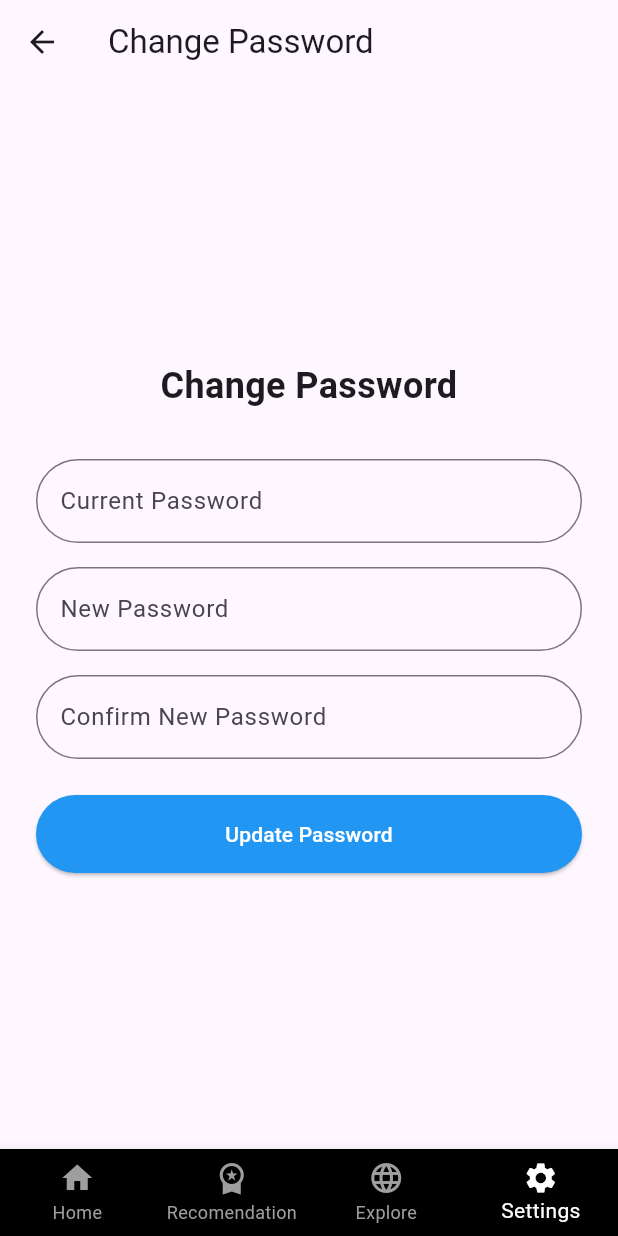
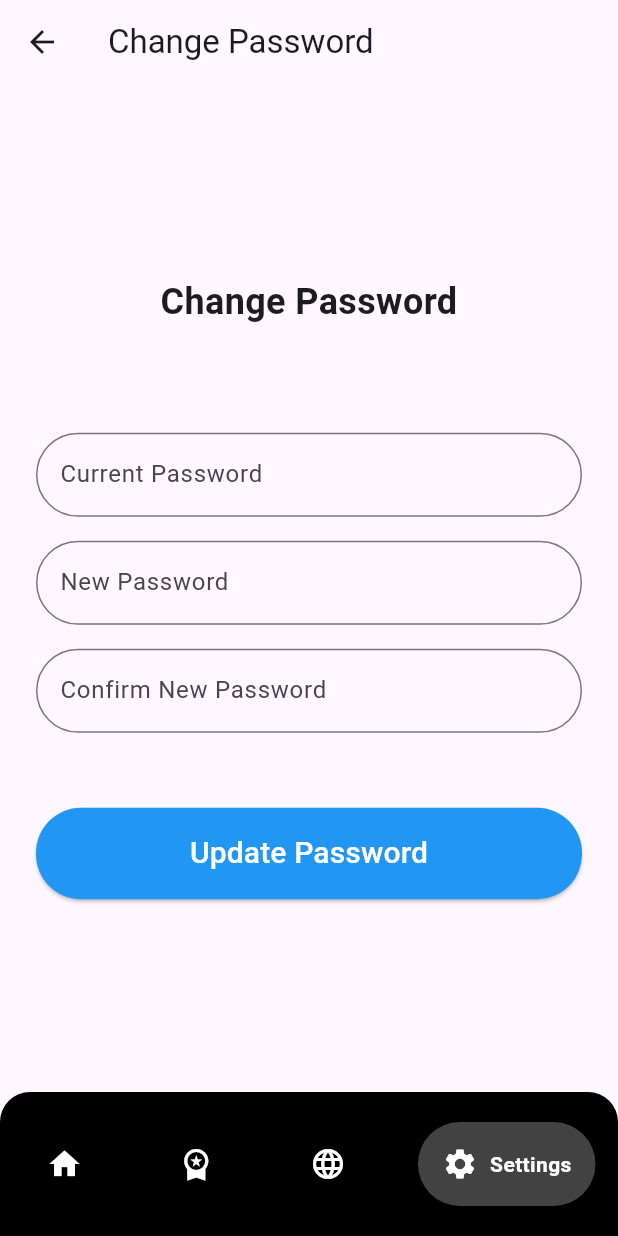
Before and after one commit to AdithyaSean/next-step-flutter, a Flutter app: the SetChangePasswordScreen screen opened directly, on a phone screen of 412 x 824 dp. Run offline on Flutter 3.47's test engine with Material 3 defaults, Android fonts, the phone set to English and light mode, and no system bars; drawn by our look-alikes of google_nav_bar.

Commit message:
update set_change_password.dart

```diff
--- a/lib/main.dart
+++ b/lib/main.dart
@@ -5,8 +5,8 @@ import 'package:flutter/material.dart';
 //import 'package:next_step/forgot_password.dart';
 //import 'package:next_step/sign_in.dart';
 //import 'package:next_step/sign_up.dart';
-import 'package:next_step/settings_ui.dart';
-//import 'package:next_step/set_change_password.dart';
+//import 'package:next_step/settings_ui.dart';
+import 'package:next_step/set_change_password.dart';
 //import 'package:next_step/nav_bar.dart';
 
 
@@ -24,7 +24,7 @@ class MyApp extends StatelessWidget {
       theme: ThemeData(
         primarySwatch: Colors.blue,
       ),
-      home: const ResponsiveSettings(), // Use the imported widget
+      home: const SetChangePasswordScreen(), // Use the imported widget
     );
   }
 }
--- a/lib/set_change_password.dart
+++ b/lib/set_change_password.dart
@@ -1,4 +1,5 @@
 import 'package:flutter/material.dart';
+import 'package:next_step/nav_bar.dart';
 
 class SetChangePasswordScreen extends StatelessWidget {
   const SetChangePasswordScreen({Key? key}) : super(key: key);
@@ -42,7 +43,7 @@ class SetChangePasswordScreen extends StatelessWidget {
                       ),
                       textAlign: TextAlign.center,
                     ),
-                    const SizedBox(height: 32),
+                    const SizedBox(height: 70),
                     TextFormField(
                       obscureText: true,
                       decoration: InputDecoration(
@@ -72,7 +73,7 @@ class SetChangePasswordScreen extends StatelessWidget {
                         ),
                       ),
                     ),
-                    const SizedBox(height: 24),
+                    const SizedBox(height: 50),
                     ElevatedButton(
                       onPressed: () {
                         // Implement password change logic
@@ -86,7 +87,7 @@ class SetChangePasswordScreen extends StatelessWidget {
                       ),
                       child: const Text(
                         'Update Password',
-                        style: TextStyle(color: Colors.white),
+                        style: TextStyle(color: Colors.white, fontSize: 20),
                       ),
                     ),
                   ],
@@ -96,22 +97,7 @@ class SetChangePasswordScreen extends StatelessWidget {
           );
         },
       ),
-      bottomNavigationBar: BottomNavigationBar(
-        type: BottomNavigationBarType.fixed,
-        backgroundColor: Colors.black,
-        selectedItemColor: Colors.white,
-        unselectedItemColor: Colors.grey,
-        items: const [
-          BottomNavigationBarItem(icon: Icon(Icons.home), label: 'Home'),
-          BottomNavigationBarItem(icon: Icon(Icons.workspace_premium), label: 'Recomendation'),
-          BottomNavigationBarItem(icon: Icon(Icons.language), label: 'Explore'),
-          BottomNavigationBarItem(icon: Icon(Icons.settings), label: 'Settings'),
-        ],
-        currentIndex: 3, // Settings selected
-        onTap: (index) {
-          // Implement navigation
-        },
-      ),
+    bottomNavigationBar: const BottomNavContainer(selectedIndex: 3),
     );
   }
 }
```
